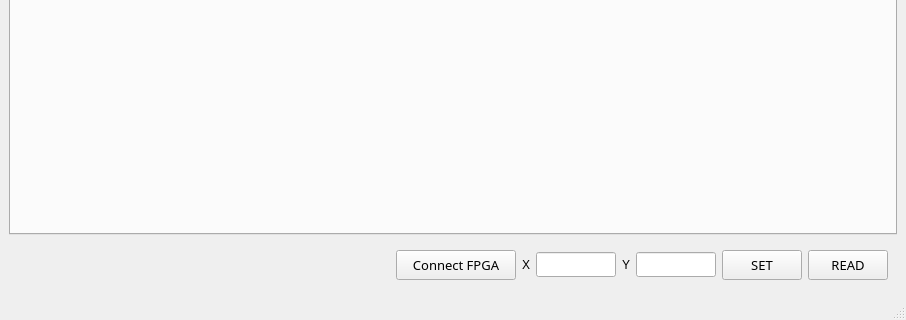
Before: the Qt Designer form Client/gui/applications/pmt_aligner/pmt_aligner_v2.ui in jhjeong32snu/QtDeviceServer_for_IonTrap_v2, drawn with Qt 5; both pictures show x 0 to 906 and y 374 to 694 of the 906 by 694 pixel window.
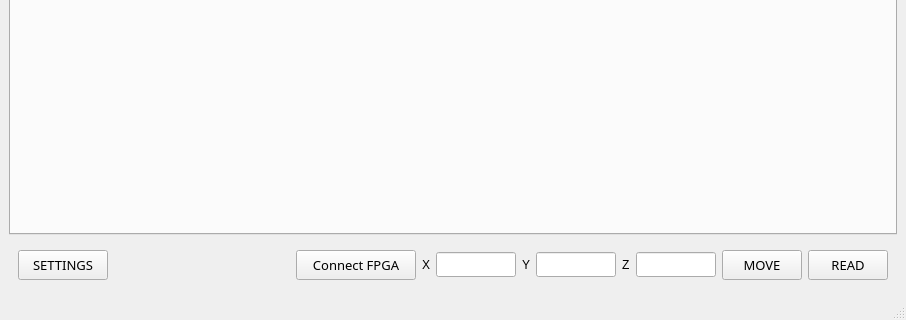
After: the same form once the commit is applied.

The edit to the form file:
```diff
--- a/Client/gui/applications/pmt_aligner/pmt_aligner_v2.ui
+++ b/Client/gui/applications/pmt_aligner/pmt_aligner_v2.ui
@@ -55,6 +55,37 @@
        <string notr="true"/>
       </property>
       <layout class="QHBoxLayout" name="horizontalLayout_3">
+       <item>
+        <widget class="QPushButton" name="BTN_Settings">
+         <property name="sizePolicy">
+          <sizepolicy hsizetype="Minimum" vsizetype="Preferred">
+           <horstretch>0</horstretch>
+           <verstretch>0</verstretch>
+          </sizepolicy>
+         </property>
+         <property name="minimumSize">
+          <size>
+           <width>90</width>
+           <height>30</height>
+          </size>
+         </property>
+         <property name="maximumSize">
+          <size>
+           <width>16777215</width>
+           <height>30</height>
+          </size>
+         </property>
+         <property name="font">
+          <font>
+           <family>Arial Black</family>
+           <pointsize>10</pointsize>
+          </font>
+         </property>
+         <property name="text">
+          <string>SETTINGS</string>
+         </property>
+        </widget>
+       </item>
        <item>
         <spacer name="horizontalSpacer">
          <property name="orientation">
@@ -149,7 +180,30 @@
         </widget>
        </item>
        <item>
-        <widget class="QPushButton" name="BTN_SET_pos">
+        <widget class="QLabel" name="NON_Z_pos">
+         <property name="text">
+          <string>Z</string>
+         </property>
+        </widget>
+       </item>
+       <item>
+        <widget class="QLineEdit" name="LBL_Z_pos">
+         <property name="minimumSize">
+          <size>
+           <width>0</width>
+           <height>25</height>
+          </size>
+         </property>
+         <property name="maximumSize">
+          <size>
+           <width>80</width>
+           <height>16777215</height>
+          </size>
+         </property>
+        </widget>
+       </item>
+       <item>
+        <widget class="QPushButton" name="BTN_MOVE_pos">
          <property name="sizePolicy">
           <sizepolicy hsizetype="Minimum" vsizetype="Preferred">
            <horstretch>0</horstretch>
@@ -175,7 +229,7 @@
           </font>
          </property>
          <property name="text">
-          <string>SET</string>
+          <string>MOVE</string>
          </property>
         </widget>
        </item>
```
Left out of the diff: 2 changed lines with no effect on the pictures.
